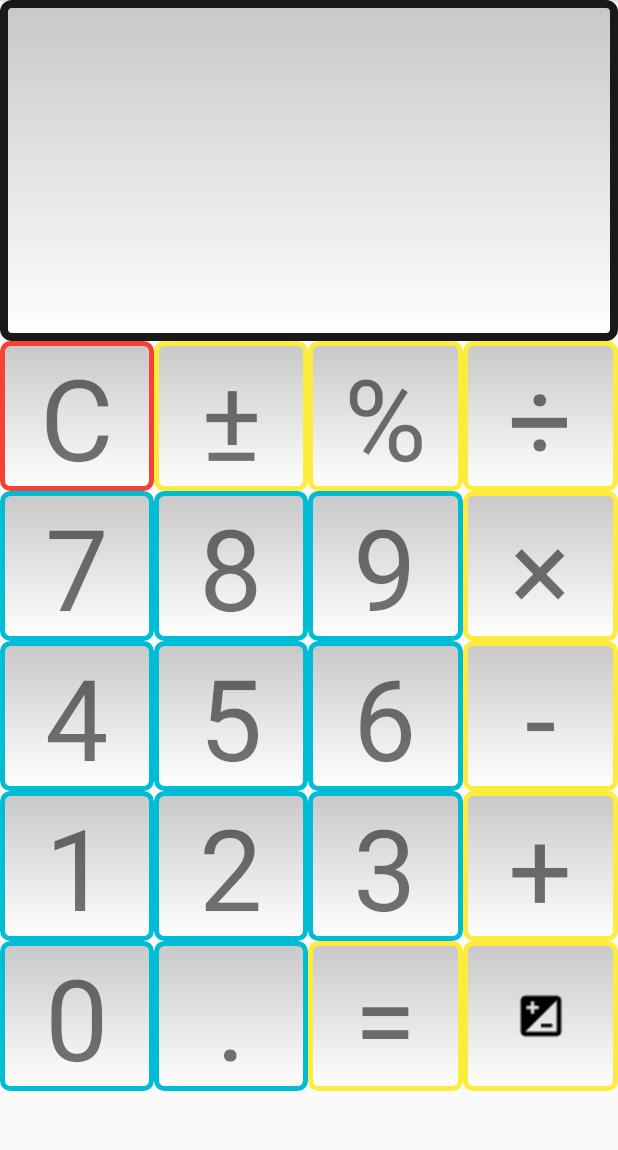
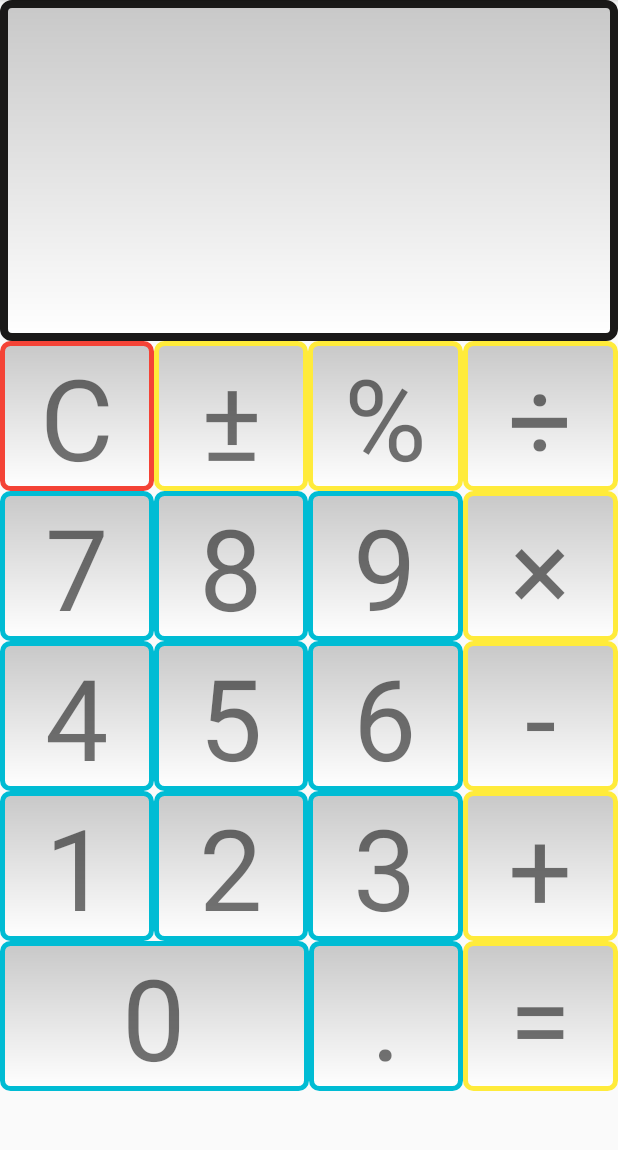
Before and after one commit to alexmaxevt/EngineerCalcAppEvtukhov, an Android app: the screen it shows after launch (MainActivity), on a phone screen of 412 x 824 dp, the part 84-1234 px from its top. Run offline under Robolectric (Android 15) with nearby library versions, the phone set to English and light mode, and no system bars.

Commit message:
несколько доделок

```diff
--- a/app/src/main/java/ru/evtukhov/android/engineercalcapp/MainActivity.java
+++ b/app/src/main/java/ru/evtukhov/android/engineercalcapp/MainActivity.java
@@ -3,11 +3,8 @@ package ru.evtukhov.android.engineercalcapp;
 import androidx.annotation.StringRes;
 import androidx.appcompat.app.AppCompatActivity;
 
-import android.content.pm.ActivityInfo;
 import android.os.Bundle;
-import android.util.DisplayMetrics;
 import android.view.View;
-import android.widget.ImageButton;
 import android.widget.TextView;
 
 public class MainActivity extends AppCompatActivity {
@@ -18,14 +15,12 @@ public class MainActivity extends AppCompatActivity {
     private Float num2;
     private Float result;
     private String operator;
-    private ImageButton engineerView;
 
     @Override
     protected void onCreate(Bundle savedInstanceState) {
         super.onCreate(savedInstanceState);
         setContentView(R.layout.activity_main);
         initView();
-        engineerCalc();
     }
 
     private void initView() {
@@ -207,20 +202,4 @@ public class MainActivity extends AppCompatActivity {
             }
         };
     }
-
-    private void engineerCalc() {
-        engineerView = findViewById(R.id.engineer);
-        engineerView.setOnClickListener(new View.OnClickListener() {
-            @Override
-            public void onClick(View v) {
-                DisplayMetrics displayMetrics = getResources().getDisplayMetrics();
-                if (displayMetrics.widthPixels > displayMetrics.heightPixels) {
-                    setRequestedOrientation(ActivityInfo.SCREEN_ORIENTATION_PORTRAIT);
-                }
-                else {
-                    setRequestedOrientation(ActivityInfo.SCREEN_ORIENTATION_LANDSCAPE);
-                }
-            }
-        });
-    }
 }
--- a/app/src/main/res/layout-land/activity_main.xml
+++ b/app/src/main/res/layout-land/activity_main.xml
@@ -36,7 +36,7 @@
                 android:layout_height="match_parent"
                 android:layout_weight="1"
                 android:background="@drawable/border_num_engineer"
-                android:text="!n"
+                android:text="@string/app_factorial"
                 android:textSize="@dimen/num_textSizeLand"
                 android:gravity="center"/>
 
@@ -46,7 +46,7 @@
                 android:layout_height="match_parent"
                 android:layout_weight="1"
                 android:background="@drawable/border_num_engineer"
-                android:text="R"
+                android:text="@string/app_rad"
                 android:textSize="@dimen/num_textSizeLand"
                 android:gravity="center"/>
 
@@ -56,7 +56,7 @@
                 android:layout_height="match_parent"
                 android:layout_weight="1"
                 android:background="@drawable/border_num_engineer"
-                android:text="√"
+                android:text="@string/app_sqrt"
                 android:textSize="@dimen/num_textSizeLand"
                 android:gravity="center"/>
 
@@ -110,7 +110,7 @@
                 android:layout_height="match_parent"
                 android:layout_weight="1"
                 android:background="@drawable/border_num_engineer"
-                android:text="sin"
+                android:text="@string/app_sin"
                 android:textSize="@dimen/num_textSizeLand"
                 android:gravity="center"/>
 
@@ -120,7 +120,7 @@
                 android:layout_height="match_parent"
                 android:layout_weight="1"
                 android:background="@drawable/border_num_engineer"
-                android:text="cos"
+                android:text="@string/app_cos"
                 android:textSize="@dimen/num_textSizeLand"
                 android:gravity="center"/>
 
@@ -130,7 +130,7 @@
                 android:layout_height="match_parent"
                 android:layout_weight="1"
                 android:background="@drawable/border_num_engineer"
-                android:text="tan"
+                android:text="@string/app_tan"
                 android:textSize="@dimen/num_textSizeLand"
                 android:gravity="center"/>
             <TextView
@@ -184,7 +184,7 @@
                 android:layout_height="match_parent"
                 android:layout_weight="1"
                 android:background="@drawable/border_num_engineer"
-                android:text="ln"
+                android:text="@string/app_ln"
                 android:textSize="@dimen/num_textSizeLand"
                 android:gravity="center"/>
 
@@ -194,7 +194,7 @@
                 android:layout_height="match_parent"
                 android:layout_weight="1"
                 android:background="@drawable/border_num_engineer"
-                android:text="log"
+                android:text="@string/app_log"
                 android:textSize="@dimen/num_textSizeLand"
                 android:gravity="center"/>
 
@@ -204,7 +204,7 @@
                 android:layout_height="match_parent"
                 android:layout_weight="1"
                 android:background="@drawable/border_num_engineer"
-                android:text="1/x"
+                android:text="@string/app_inverseNumber"
                 android:textSize="@dimen/num_textSizeLand"
                 android:gravity="center"/>
             <TextView
@@ -259,7 +259,7 @@
                 android:layout_height="match_parent"
                 android:layout_weight="1"
                 android:background="@drawable/border_num_engineer"
-                android:text="e^x"
+                android:text="@string/app_eInDegree"
                 android:textSize="@dimen/num_textSizeLand"
                 android:gravity="center"/>
 
@@ -269,7 +269,7 @@
                 android:layout_height="match_parent"
                 android:layout_weight="1"
                 android:background="@drawable/border_num_engineer"
-                android:text="x^2"
+                android:text="@string/app_xSquare"
                 android:textSize="@dimen/num_textSizeLand"
                 android:gravity="center"/>
 
@@ -279,7 +279,7 @@
                 android:layout_height="match_parent"
                 android:layout_weight="1"
                 android:background="@drawable/border_num_engineer"
-                android:text="x^y"
+                android:text="@string/app_xInDegree"
                 android:textSize="@dimen/num_textSizeLand"
                 android:gravity="center"/>
             <TextView
@@ -332,7 +332,7 @@
                 android:layout_height="match_parent"
                 android:layout_weight="1"
                 android:background="@drawable/border_num_engineer"
-                android:text="|x|"
+                android:text="@string/app_module"
                 android:textSize="@dimen/num_textSizeLand"
                 android:gravity="center"/>
 
@@ -342,7 +342,7 @@
                 android:layout_height="match_parent"
                 android:layout_weight="1"
                 android:background="@drawable/border_num_engineer"
-                android:text="π"
+                android:text="@string/app_PI"
                 android:textSize="@dimen/num_textSizeLand"
                 android:gravity="center"/>
 
@@ -352,14 +352,14 @@
                 android:layout_height="match_parent"
                 android:layout_weight="1"
                 android:background="@drawable/border_num_engineer"
-                android:text="e"
+                android:text="@string/app_e"
                 android:textSize="@dimen/num_textSizeLand"
                 android:gravity="center"/>
             <TextView
                 android:id="@+id/zero"
                 android:layout_width="@dimen/num_width"
                 android:layout_height="match_parent"
-                android:layout_weight="1"
+                android:layout_weight="2"
                 android:background="@drawable/border_num"
                 android:text="@string/app_zero"
                 android:textSize="@dimen/num_textSizeLand"
@@ -382,13 +382,6 @@
                 android:text="@string/app_equally"
                 android:textSize="@dimen/num_textSizeLand"
                 android:gravity="center"/>
-            <ImageButton
-                android:id="@+id/engineer"
-                android:layout_width="@dimen/num_width"
-                android:layout_height="match_parent"
-                android:layout_weight="1"
-                android:src="@drawable/baseline_iso_black_18dp"
-                android:background="@drawable/border_action" />
         </LinearLayout>
 
     </RelativeLayout>
--- a/app/src/main/res/layout/activity_main.xml
+++ b/app/src/main/res/layout/activity_main.xml
@@ -213,7 +213,7 @@
                 android:id="@+id/zero"
                 android:layout_width="@dimen/num_width"
                 android:layout_height="match_parent"
-                android:layout_weight="1"
+                android:layout_weight="2"
                 android:background="@drawable/border_num"
                 android:text="@string/app_zero"
                 android:textSize="@dimen/num_textSize"
@@ -236,13 +236,6 @@
                 android:text="@string/app_equally"
                 android:textSize="@dimen/num_textSize"
                 android:gravity="center"/>
-            <ImageButton
-                android:id="@+id/engineer"
-                android:layout_width="@dimen/num_width"
-                android:layout_height="match_parent"
-                android:layout_weight="1"
-                android:src="@drawable/baseline_iso_black_18dp"
-                android:background="@drawable/border_action" />
         </LinearLayout>
 
     </RelativeLayout>
--- a/app/src/main/res/values/strings.xml
+++ b/app/src/main/res/values/strings.xml
@@ -20,4 +20,19 @@
     <string name="app_dot">.</string>
     <string name="app_equally">=</string>
     <string name="app_error">Ошибка: деление на 0</string>
+    <string name="app_rad">R</string>
+    <string name="app_sqrt">√</string>
+    <string name="app_sin">sin</string>
+    <string name="app_cos">cos</string>
+    <string name="app_tan">tan</string>
+    <string name="app_ln">ln</string>
+    <string name="app_log">ln</string>
+    <string name="app_inverseNumber">1/x</string>
+    <string name="app_module">|x|</string>
+    <string name="app_PI">π</string>
+    <string name="app_e">e</string>
+    <string name="app_factorial">!n</string>
+    <string name="app_eInDegree">e^x</string>
+    <string name="app_xSquare">x^2</string>
+    <string name="app_xInDegree">x^y</string>
 </resources>
```
